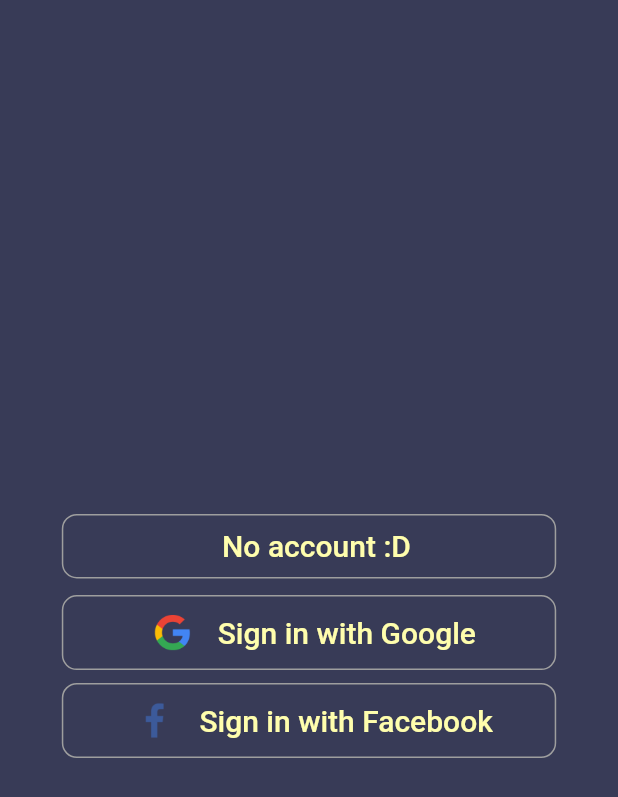
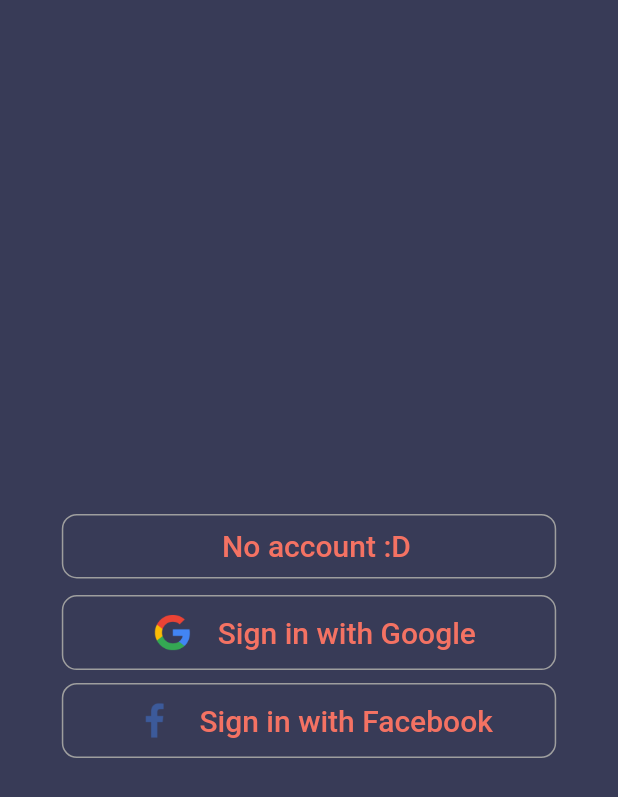
Before and after one commit to ruslan-volkov/onlyfilms, a Flutter app: the screen it shows after launch, on a phone screen of 412 x 824 dp. Shown: the top 797 px of the screen. Run offline on Flutter 3.47's test engine with Material 2 defaults, Android fonts, the phone set to English and light mode, and no system bars; our stand-ins replace expandable, firebase_auth, firebase_core, flutter_screenutil, google_sign_in, photo_view; missing offline and left inert: flutter_facebook_auth, flutter_statusbarcolor; accounts and stored records are empty; network calls fail.

Commit message:
Button text color updated.

```diff
--- a/lib/utilities/theme.dart
+++ b/lib/utilities/theme.dart
@@ -21,4 +21,4 @@ var darkTheme = ThemeData(
         subtitle1: TextStyle(color: Colors.white),
         caption: TextStyle(color: Colors.white),
         bodyText2: TextStyle(color: Colors.white70),
-        bodyText1: TextStyle(color: Color(0xFFFFFEAD), fontSize: 20)));
+        bodyText1: TextStyle(color: Color(0xFFF47263), fontSize: 20)));
```
